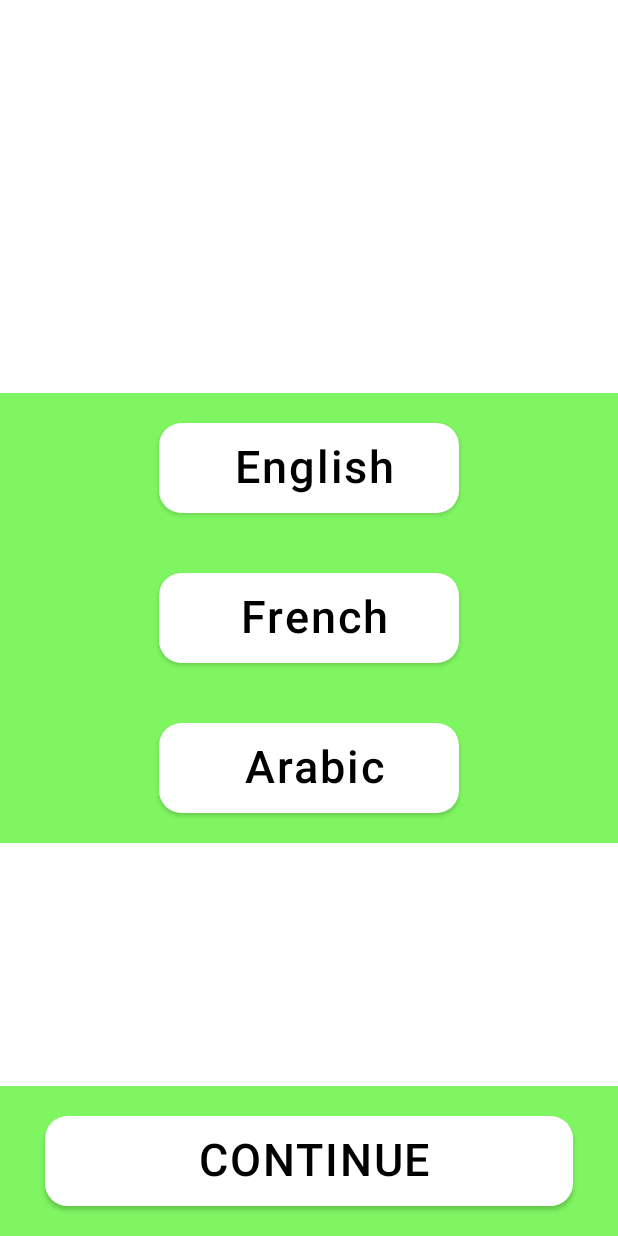
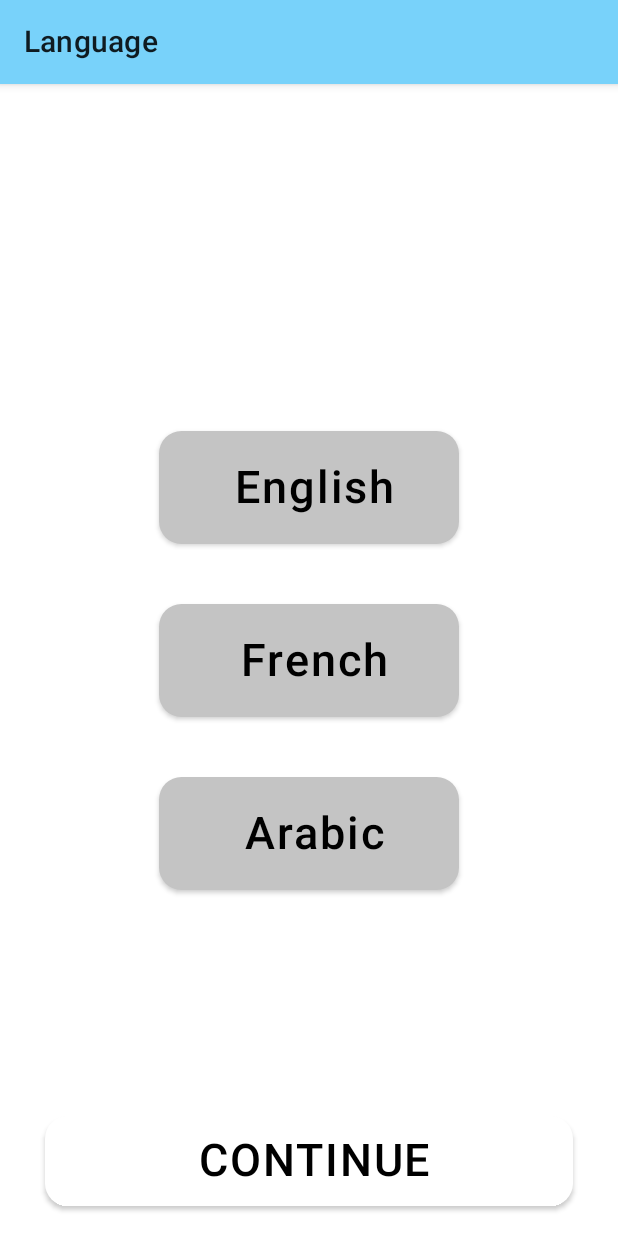
Before and after one commit to R3-da/Insectify, an Android app built with Jetpack Compose: the LanguageActivityLayout screen opened through its navigation route, on a phone screen of 412 x 824 dp. Run offline under Robolectric (Android 15) with nearby library versions, the light colour scheme and no system bars; our stand-ins replace constraintlayout-compose; libraries missing offline, so code that uses them is left out: com.ramcosta.composedestinations.

Commit message:
design the figma language screen & change statusbar and navbar default colors

```diff
--- a/app/src/main/AndroidManifest.xml
+++ b/app/src/main/AndroidManifest.xml
@@ -10,7 +10,8 @@
         android:supportsRtl="true"
         android:theme="@style/Theme.App.Starting">
         <activity android:name=".MainActivity"
-            android:exported="true">
+            android:exported="true"
+            android:theme="@style/Theme.App.Starting">
         <intent-filter>
             <action android:name="android.intent.action.MAIN" />
             <category android:name="android.intent.category.LAUNCHER" />
--- a/app/src/main/java/com/example/insectify/LanguageActivityCompose.kt
+++ b/app/src/main/java/com/example/insectify/LanguageActivityCompose.kt
@@ -1,25 +1,27 @@
 package com.example.insectify
 
-import android.os.Bundle
-import androidx.activity.ComponentActivity
-import androidx.activity.compose.setContent
+import android.annotation.SuppressLint
 import androidx.compose.animation.animateColorAsState
 import androidx.compose.foundation.background
 import androidx.compose.foundation.layout.*
 import androidx.compose.foundation.shape.RoundedCornerShape
 import androidx.compose.material.*
+import androidx.compose.material.icons.Icons
+import androidx.compose.material.icons.filled.Add
 import androidx.compose.runtime.*
 import androidx.compose.ui.Modifier
 import androidx.compose.ui.graphics.Color
+import androidx.compose.ui.res.colorResource
 import androidx.compose.ui.tooling.preview.Preview
 import androidx.compose.ui.unit.dp
 import androidx.compose.ui.unit.sp
 import androidx.constraintlayout.compose.ConstraintLayout
 import androidx.navigation.NavController
+import androidx.navigation.compose.rememberNavController
 import com.example.insectify.ui.theme.InsectifyTheme
 import com.ramcosta.composedestinations.annotation.Destination
-import com.ramcosta.composedestinations.navigation.DestinationsNavigator
 
+@SuppressLint("UnusedMaterialScaffoldPaddingParameter")
 @Destination
 @Composable
 fun LanguageActivityLayout(
@@ -27,6 +29,10 @@ fun LanguageActivityLayout(
     languageLabels: List<String> = listOf("English","French","Arabic")
 ) {
     MaterialTheme {
+        Scaffold(
+            topBar = { TopAppBar(title = {Text("Language")},backgroundColor = colorResource(R.color.blue_light))  },
+            drawerContent = { Text(text = "Drawer Menu 1") },
+            content = {
                 ConstraintLayout (
                     modifier = Modifier
                         .fillMaxHeight()
@@ -41,14 +47,15 @@ fun LanguageActivityLayout(
                             }
                     ) {
                         // Create references for the composables to constrain
-                Column(
-                    modifier = Modifier.background(Color(0xFF7BB661))
-                ) {
+                        Column {
                             for (languageLabel in languageLabels) {
                                 Row (
                                     modifier = Modifier
-                                .background(Color(0xFF7FF661))
-                                .fillMaxWidth(),
+                                        .fillMaxWidth()
+                                        .padding(
+                                            top = 20.dp,
+                                            bottom = 20.dp
+                                        ),
                                     horizontalArrangement = Arrangement.Center
                                 ) {
                                     LanguageButton(languageLabel = languageLabel)
@@ -58,7 +65,6 @@ fun LanguageActivityLayout(
                     }
                     Row (
                         modifier = Modifier
-                    .background(Color(0xFF7FF661))
                             .fillMaxWidth()
                             .constrainAs(bottombutton) {
                                 bottom.linkTo(parent.bottom)
@@ -72,6 +78,9 @@ fun LanguageActivityLayout(
                     }
                 }
                       }
+        )
+
+    }
 }
 
 @Composable
@@ -79,17 +88,9 @@ fun LanguageButton(languageLabel: String) {
     MaterialTheme {
         var isClicked by remember { mutableStateOf(false) }
         val surfaceColor: Color by animateColorAsState(
-            if (isClicked) MaterialTheme.colors.primary else MaterialTheme.colors.surface,
+            if (isClicked) colorResource(R.color.blue_light) else colorResource(R.color.grey) ,
         )
         // Material Components like Button, Card, Switch, etc.
-        Box(
-            Modifier.padding(
-                start = 30.dp,
-                end = 30.dp,
-                top = 20.dp,
-                bottom = 20.dp
-            )
-        ) {
             Button(
                 shape = RoundedCornerShape(15.dp),
                 colors = ButtonDefaults.buttonColors(
@@ -100,7 +101,7 @@ fun LanguageButton(languageLabel: String) {
                 },
                 modifier = Modifier
                     .width(200.dp)
-                    .height(60.dp)
+                    .height(75.dp)
 
             ) {
                 // Inner content including an icon and a text label
@@ -109,11 +110,11 @@ fun LanguageButton(languageLabel: String) {
             }
     }
 }
-}
 
 @Preview(showBackground = true)
 @Composable
-fun DefaultPreview2() {
+fun LanguageScreenPreview() {
     InsectifyTheme {
+        LanguageActivityLayout(navigator = rememberNavController())
     }
 }
--- a/app/src/main/res/values/colors.xml
+++ b/app/src/main/res/values/colors.xml
@@ -7,4 +7,7 @@
     <color name="teal_700">#FF018786</color>
     <color name="black">#FF000000</color>
     <color name="white">#FFFFFFFF</color>
+    <color name="blue_light">#78D2FA</color>
+    <color name="green_harsh">#46C373</color>
+    <color name="grey">#C4C4C4</color>
 </resources>
--- a/app/src/main/res/values/splash.xml
+++ b/app/src/main/res/values/splash.xml
@@ -4,6 +4,6 @@
         <item name="windowSplashScreenBackground">@color/white</item>
         <item name="windowSplashScreenAnimatedIcon">@drawable/app_icon_animated_drawable</item>
         <item name="postSplashScreenTheme">@style/Theme.Insectify</item>
-        <item name="windowSplashScreenAnimationDuration">200</item>
+        <item name="windowSplashScreenAnimationDuration">400</item>
     </style>
 </resources>
--- a/app/src/main/res/values/themes.xml
+++ b/app/src/main/res/values/themes.xml
@@ -10,7 +10,10 @@
         <item name="colorSecondaryVariant">@color/teal_700</item>
         <item name="colorOnSecondary">@color/black</item>
         <!-- Status bar color. -->
-        <item name="android:statusBarColor" tools:targetApi="l">?attr/colorPrimaryVariant</item>
+        <item name="android:statusBarColor" tools:targetApi="l">@color/blue_light</item>
         <!-- Customize your theme here. -->
+        <item name="android:windowLightStatusBar" tools:targetApi="23">true</item>
+        <item name="android:navigationBarColor">@color/white</item>
+        <item name="android:windowLightNavigationBar" tools:targetApi="o_mr1">true</item>
     </style>
 </resources>
```
Lines whose indentation alone changed are shown as unchanged.
